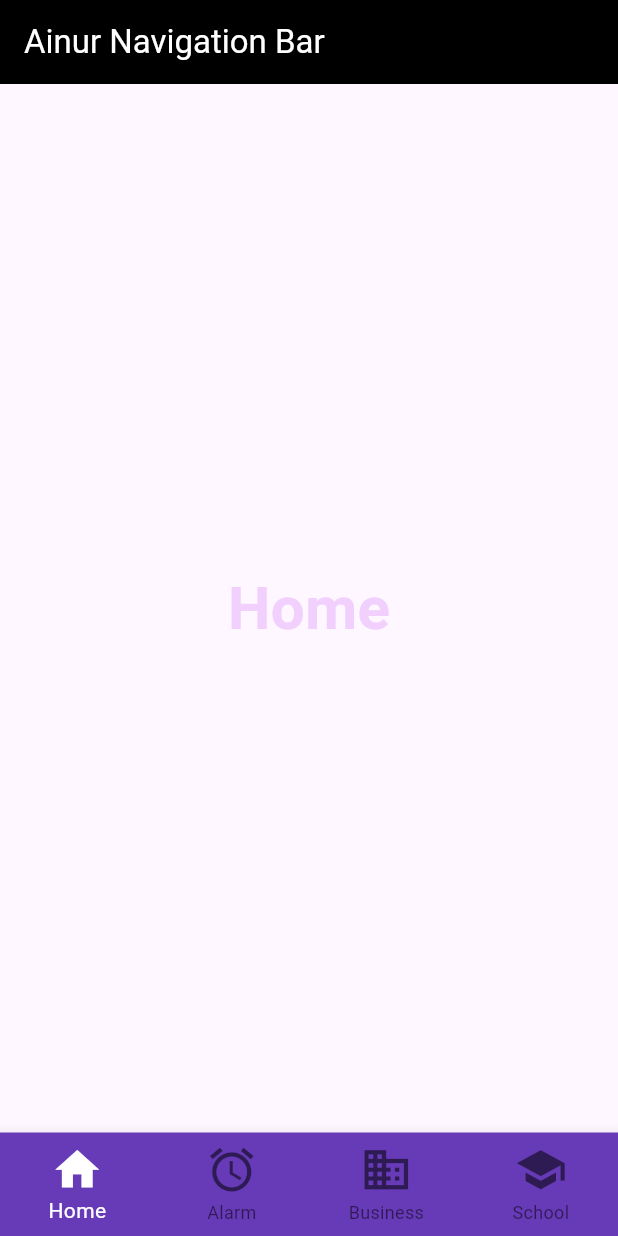
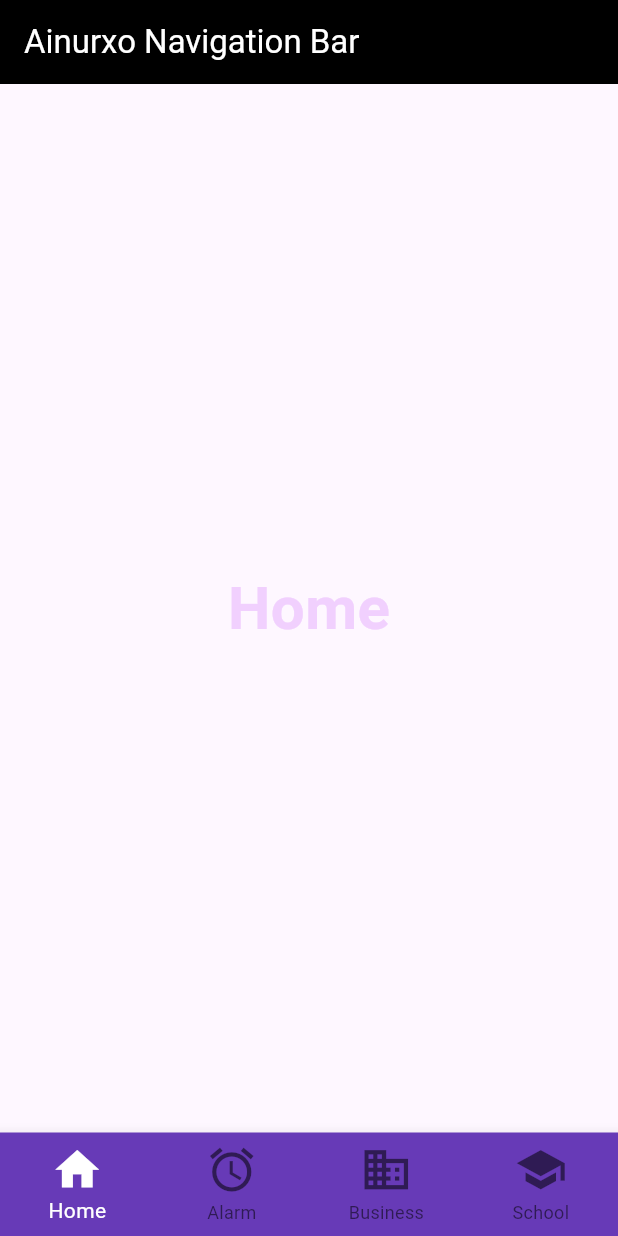
Before and after one commit to ainurxo/TMA3084_G02_103158_Lab05_Lesson07, a Flutter app: the screen it shows after launch, on a phone screen of 412 x 824 dp. Run offline on Flutter 3.47's test engine with Material 3 defaults, Android fonts, the phone set to English and light mode, and no system bars.

Commit message:
feat: update line in part4 for conflict demo

```diff
--- a/lab01/lib/main.dart
+++ b/lab01/lib/main.dart
@@ -41,7 +41,7 @@ class _BottomNaviLabState extends State<BottomNaviLab> {
   Widget build(BuildContext context) {
     return Scaffold(
       appBar: AppBar(
-        title: Text("Ainur Navigation Bar"),
+        title: Text("Ainurxo Navigation Bar"),
         backgroundColor: Colors.black,
         foregroundColor: Colors.white,
       ),
```
